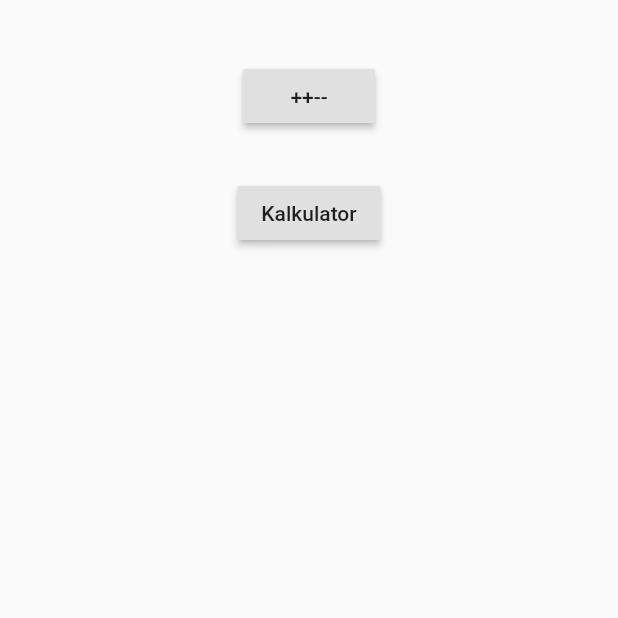
After one commit to arif5995/bloc_calulate, a Flutter app: the screen it shows after launch, on a phone screen of 412 x 824 dp, the top half of it. The commit adds this screen. Run offline on Flutter 3.47's test engine with Material 2 defaults, Android fonts, the phone set to English and light mode, and no system bars; our stand-ins replace rxdart.

Commit message:
penambahan routes

```diff
--- /dev/null
+++ b/lib/routes.dart
@@ -0,0 +1,27 @@
+import 'package:bloccalulate/ui/home_page.dart';
+import 'package:bloccalulate/ui/kalkulator_page.dart';
+import 'package:bloccalulate/ui/plesminus_page.dart';
+import 'package:flutter/material.dart';
+
+const String homeRoute = '/home';
+const String plusMinusRoute = '/plusMinus';
+const String kalkulatorRoute = '/kalkulator';
+
+class Router {
+  static Route<dynamic> generateRoute(RouteSettings settings) {
+  switch (settings.name){
+    case homeRoute:
+      return MaterialPageRoute(builder: (_) => HomePage());
+    case plusMinusRoute:
+      return MaterialPageRoute(builder: (_) => HomeScreen());
+    case kalkulatorRoute :
+      return MaterialPageRoute(builder: (_) => KalkulatorPage());
+    default:
+      return MaterialPageRoute(
+          builder: (_) => Scaffold(
+            body: Center(
+                child: Text('No route defined for ${settings.name}')),
+          ));
+  }
+  }
+}
--- /dev/null
+++ b/lib/ui/home_page.dart
@@ -0,0 +1,32 @@
+import 'package:bloccalulate/routes.dart';
+import 'package:flutter/material.dart';
+
+class HomePage extends StatelessWidget {
+  @override
+  Widget build(BuildContext context) {
+    return Scaffold(
+      body: Center(
+        child: Padding(
+          padding: const EdgeInsets.only(top: 40.0),
+          child: Column(
+            children: <Widget>[
+              RaisedButton(
+                  child: Text("++--"),
+                  onPressed: (){
+                    Navigator.pushNamed(context, plusMinusRoute);
+                  }),
+              SizedBox(
+                height: 30,
+              ),
+              RaisedButton(
+                  child: Text("Kalkulator"),
+                  onPressed: (){
+                    Navigator.pushNamed(context, kalkulatorRoute);
+                  }),
+            ],
+          ),
+        ),
+      ),
+    );
+  }
+}
```
Also changed, not shown: lib/main.dart (+3 -31 lines).
